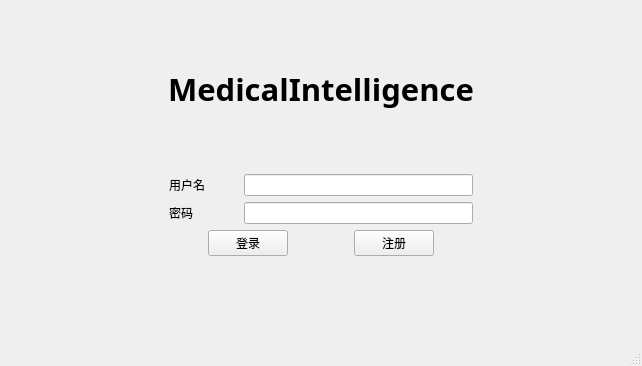
This is src/doctor-client/src/doctorlogin.ui in bit-cs-practicing/MedicalIntelligence as Qt 5 draws it before an edit. The edited form follows.
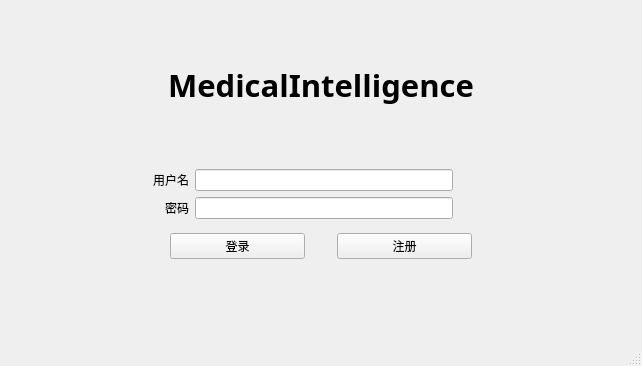
This is the edited form.

Commit message: refactor({patient,doctor}-client/view): adjust layout

Patch:
```diff
--- a/src/doctor-client/src/doctorlogin.ui
+++ b/src/doctor-client/src/doctorlogin.ui
@@ -14,7 +14,7 @@
    <string>MedicalIntelligence (Doctor Client)</string>
   </property>
   <widget class="QWidget" name="centralwidget">
-   <layout class="QVBoxLayout" name="verticalLayout" stretch="5,10,0,10,10,10">
+   <layout class="QVBoxLayout" name="verticalLayout" stretch="5,10,0,10,1,10,10">
     <item>
      <spacer name="verticalSpacer">
       <property name="orientation">
@@ -60,7 +60,7 @@
      </spacer>
     </item>
     <item>
-     <layout class="QGridLayout" name="gridLayout" columnstretch="7,3,10,7">
+     <layout class="QGridLayout" name="gridLayout" columnstretch="5,2,10,7">
       <item row="0" column="2">
        <widget class="QLineEdit" name="username">
         <property name="text">
@@ -73,6 +73,9 @@
         <property name="text">
          <string>密码</string>
         </property>
+        <property name="alignment">
+         <set>Qt::AlignRight|Qt::AlignTrailing|Qt::AlignVCenter</set>
+        </property>
        </widget>
       </item>
       <item row="1" column="0">
@@ -106,6 +109,9 @@
         <property name="text">
          <string>用户名</string>
         </property>
+        <property name="alignment">
+         <set>Qt::AlignRight|Qt::AlignTrailing|Qt::AlignVCenter</set>
+        </property>
        </widget>
       </item>
       <item row="1" column="2">
@@ -147,7 +153,20 @@
      </layout>
     </item>
     <item>
-     <layout class="QHBoxLayout" name="horizontalLayout" stretch="10,10,3,10,10">
+     <spacer name="verticalSpacer_4">
+      <property name="orientation">
+       <enum>Qt::Vertical</enum>
+      </property>
+      <property name="sizeHint" stdset="0">
+       <size>
+        <width>20</width>
+        <height>40</height>
+       </size>
+      </property>
+     </spacer>
+    </item>
+    <item>
+     <layout class="QHBoxLayout" name="horizontalLayout" stretch="18,15,3,15,18">
       <item>
        <spacer name="horizontalSpacer_2">
         <property name="orientation">
@@ -163,12 +182,6 @@
       </item>
       <item>
        <widget class="QPushButton" name="loginBtn">
-        <property name="sizePolicy">
-         <sizepolicy hsizetype="Fixed" vsizetype="Fixed">
-          <horstretch>0</horstretch>
-          <verstretch>0</verstretch>
-         </sizepolicy>
-        </property>
         <property name="text">
          <string>登录</string>
         </property>
@@ -189,12 +202,6 @@
       </item>
       <item>
        <widget class="QPushButton" name="registerBtn">
-        <property name="sizePolicy">
-         <sizepolicy hsizetype="Fixed" vsizetype="Fixed">
-          <horstretch>0</horstretch>
-          <verstretch>0</verstretch>
-         </sizepolicy>
-        </property>
         <property name="text">
          <string>注册</string>
         </property>
```
The commit also changes 1 other file.
